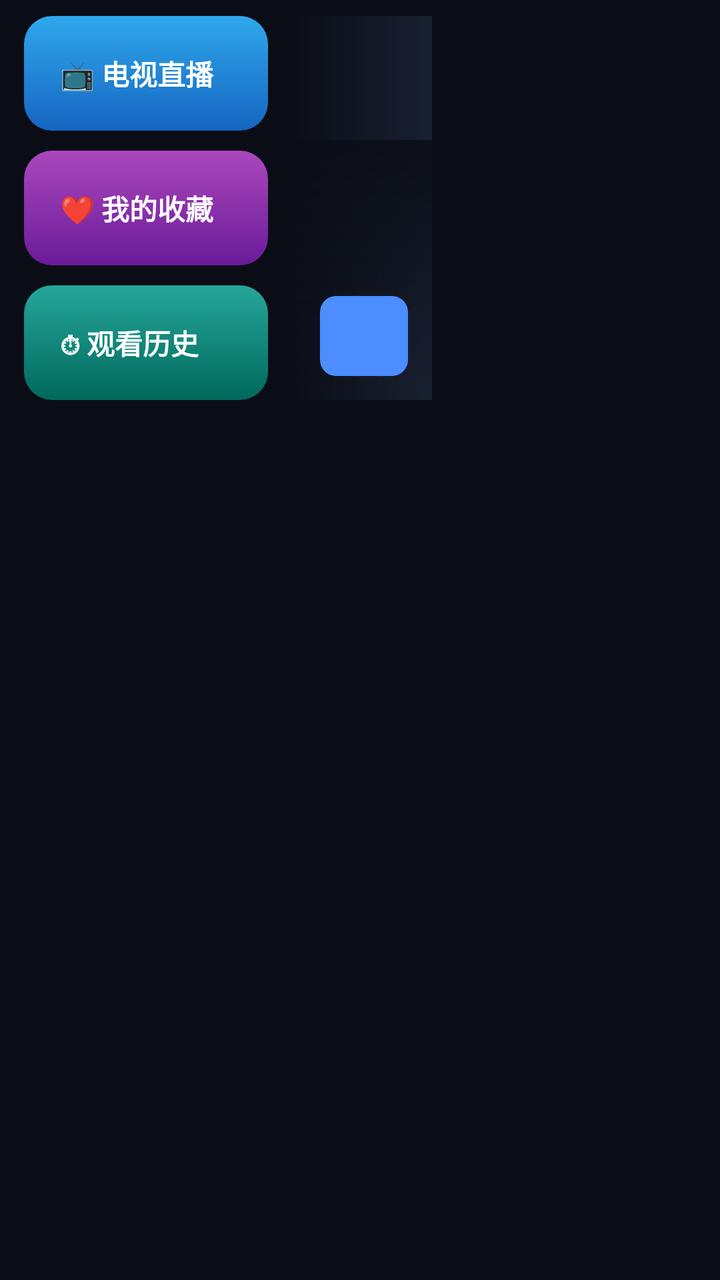
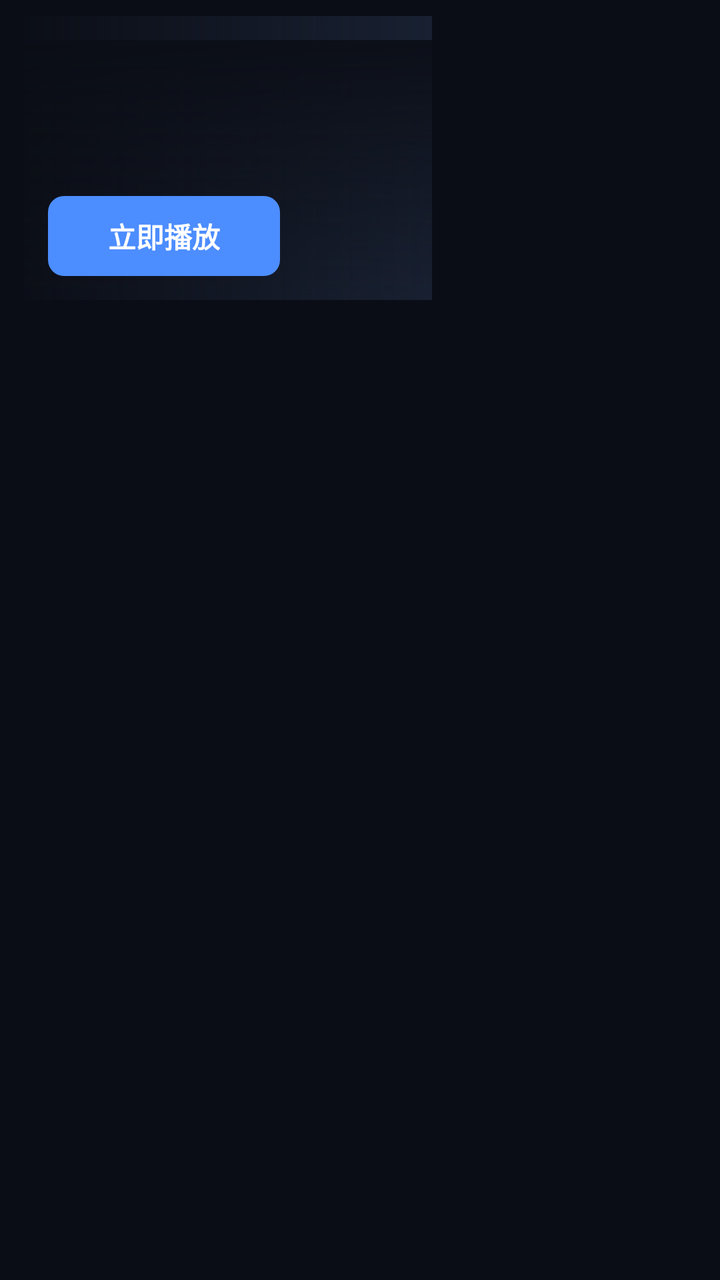

Screens rendered from an Android XML layout before and after an edit, with the pre-edit source and the edit as a unified diff.
<!-- AndroidManifest.xml: application theme Theme.AIStreamTV -->
<!-- res/layout/fragment_home.xml -->
<?xml version="1.0" encoding="utf-8"?>
<LinearLayout xmlns:android="http://schemas.android.com/apk/res/android"
    android:layout_width="match_parent"
    android:layout_height="match_parent"
    android:background="@color/bg"
    android:orientation="vertical">

    <LinearLayout
        android:layout_width="match_parent"
        android:layout_height="@dimen/hero_height"
        android:orientation="horizontal"
        android:paddingStart="@dimen/page_pad"
        android:paddingTop="@dimen/page_pad_top"
        android:paddingEnd="@dimen/page_pad">

        
        <LinearLayout
            android:layout_width="@dimen/side_col"
            android:layout_height="match_parent"
            android:orientation="vertical">

            <TextView
                android:id="@+id/cardLive"
                style="@style/AIStream.FocusItem"
                android:layout_width="match_parent"
                android:layout_height="0dp"
                android:layout_weight="1"
                android:layout_marginBottom="10dp"
                android:background="@drawable/bg_side_live"
                android:ellipsize="end"
                android:gravity="center_vertical"
                android:lineSpacingExtra="3dp"
                android:maxLines="2"
                android:paddingStart="18dp"
                android:paddingEnd="12dp"
                android:text="📺 电视直播"
                android:textColor="@android:color/white"
                android:textSize="@dimen/side_card_text"
                android:textStyle="bold" />

            <TextView
                android:id="@+id/cardFav"
                style="@style/AIStream.FocusItem"
                android:layout_width="match_parent"
                android:layout_height="0dp"
                android:layout_weight="1"
                android:layout_marginBottom="10dp"
                android:background="@drawable/bg_side_fav"
                android:ellipsize="end"
                android:gravity="center_vertical"
                android:lineSpacingExtra="3dp"
                android:maxLines="2"
                android:paddingStart="18dp"
                android:paddingEnd="12dp"
                android:text="❤ 我的收藏"
                android:textColor="@android:color/white"
                android:textSize="@dimen/side_card_text"
                android:textStyle="bold" />

            <TextView
                android:id="@+id/cardHis"
                style="@style/AIStream.FocusItem"
                android:layout_width="match_parent"
                android:layout_height="0dp"
                android:layout_weight="1"
                android:background="@drawable/bg_side_his"
                android:ellipsize="end"
                android:gravity="center_vertical"
                android:lineSpacingExtra="3dp"
                android:maxLines="2"
                android:paddingStart="18dp"
                android:paddingEnd="12dp"
                android:text="⏱ 观看历史"
                android:textColor="@android:color/white"
                android:textSize="@dimen/side_card_text"
                android:textStyle="bold" />

        </LinearLayout>

        
        <FrameLayout
            android:id="@+id/hero"
            android:layout_width="0dp"
            android:layout_height="match_parent"
            android:layout_marginStart="14dp"
            android:layout_weight="1"
            android:background="@color/bg_card">

            <ImageView
                android:id="@+id/heroBg"
                android:layout_width="match_parent"
                android:layout_height="match_parent"
                android:contentDescription="@string/app_name"
                android:scaleType="centerCrop" />

            <View
                android:layout_width="match_parent"
                android:layout_height="match_parent"
                android:background="@drawable/bg_scrim_left" />

            <View
                android:layout_width="match_parent"
                android:layout_height="130dp"
                android:layout_gravity="bottom"
                android:background="@drawable/bg_scrim_bottom" />

            
            <androidx.media3.ui.PlayerView
                android:id="@+id/heroPv"
                android:layout_width="match_parent"
                android:layout_height="match_parent"
                android:visibility="gone" />

            <LinearLayout
                android:id="@+id/liveInfo"
                android:layout_width="wrap_content"
                android:layout_height="wrap_content"
                android:layout_gravity="bottom|start"
                android:orientation="vertical"
                android:paddingStart="@dimen/page_pad"
                android:paddingBottom="20dp"
                android:visibility="gone">

                <TextView
                    android:id="@+id/tvLiveName"
                    android:layout_width="wrap_content"
                    android:layout_height="wrap_content"
                    android:shadowColor="#CC000000"
                    android:shadowRadius="6"
                    android:textColor="@android:color/white"
                    android:textSize="22sp"
                    android:textStyle="bold" />

                <TextView
                    android:id="@+id/tvLiveEpg"
                    android:layout_width="wrap_content"
                    android:layout_height="wrap_content"
                    android:layout_marginTop="4dp"
                    android:ellipsize="end"
                    android:maxLines="1"
                    android:textColor="#FFD5D9E4"
                    android:textSize="14sp" />

                <TextView
                    android:id="@+id/tvLiveHint"
                    android:layout_width="wrap_content"
                    android:layout_height="wrap_content"
                    android:layout_marginTop="8dp"
                    android:text="按确认键全屏观看 · 移开焦点关闭预览"
                    android:textColor="@color/fg_dim"
                    android:textSize="13sp" />

            </LinearLayout>

            <LinearLayout
                android:id="@+id/heroText"
                android:layout_width="wrap_content"
                android:layout_height="wrap_content"
                android:layout_gravity="bottom|start"
                android:orientation="vertical"
                android:paddingStart="@dimen/page_pad"
                android:paddingEnd="@dimen/page_pad"
                android:paddingBottom="@dimen/page_pad">

                <TextView
                    android:id="@+id/heroTitle"
                    android:layout_width="wrap_content"
                    android:layout_height="wrap_content"
                    android:ellipsize="end"
                    android:maxLines="1"
                    android:shadowColor="#CC000000"
                    android:shadowRadius="6"
                    android:textColor="@android:color/white"
                    android:textSize="@dimen/hero_title"
                    android:textStyle="bold" />

                <TextView
                    android:id="@+id/heroMeta"
                    android:layout_width="wrap_content"
                    android:layout_height="wrap_content"
                    android:layout_marginTop="6dp"
                    android:ellipsize="end"
                    android:maxLines="1"
                    android:textColor="@color/fg_dim"
                    android:textSize="@dimen/hero_meta" />

                <TextView
                    android:id="@+id/btnPlay"
                    style="@style/AIStream.FocusItem"
                    android:layout_width="wrap_content"
                    android:layout_height="@dimen/hero_btn_h"
                    android:layout_marginTop="16dp"
                    android:background="@drawable/bg_btn"
                    android:gravity="center"
                    android:paddingStart="30dp"
                    android:paddingEnd="30dp"
                    android:text="@string/play_now"
                    android:textColor="@android:color/white"
                    android:textSize="@dimen/hero_btn_text"
                    android:textStyle="bold" />

            </LinearLayout>

            <LinearLayout
                android:id="@+id/heroDots"
                android:layout_width="match_parent"
                android:layout_height="wrap_content"
                android:layout_gravity="bottom|end"
                android:layout_marginBottom="32dp"
                android:gravity="center_vertical|end"
                android:orientation="horizontal"
                android:paddingEnd="@dimen/page_pad" />

        </FrameLayout>

        
        <androidx.recyclerview.widget.RecyclerView
            android:id="@+id/rvSide"
            android:layout_width="@dimen/side_rv"
            android:layout_height="match_parent"
            android:layout_marginStart="14dp"
            android:clipToPadding="false"
            android:overScrollMode="never" />

    </LinearLayout>

    <androidx.recyclerview.widget.RecyclerView
        android:id="@+id/recycler"
        android:layout_width="match_parent"
        android:layout_height="0dp"
        android:layout_weight="1"
        android:clipToPadding="false"
        android:overScrollMode="never"
        android:paddingTop="10dp"
        android:paddingBottom="@dimen/page_pad" />

</LinearLayout>
<!-- resources referenced by this layout -->
<resources>
  <color name="bg">#FF0A0D15</color>
  <color name="bg_card">#FF182031</color>
  <color name="fg_dim">#FF94A1B8</color>
  <dimen name="hero_btn_h">40dp</dimen>
  <dimen name="hero_btn_text">14sp</dimen>
  <dimen name="hero_height">200dp</dimen>
  <dimen name="hero_meta">13sp</dimen>
  <dimen name="hero_title">22sp</dimen>
  <dimen name="page_pad">12dp</dimen>
  <dimen name="page_pad_top">8dp</dimen>
  <dimen name="side_card_text">14sp</dimen>
  <dimen name="side_col">122dp</dimen>
  <dimen name="side_rv">118dp</dimen>
  <!-- drawable bg_btn (drawable) -->
  <?xml version="1.0" encoding="utf-8"?>
  <shape xmlns:android="http://schemas.android.com/apk/res/android" android:shape="rectangle">
      <solid android:color="@color/accent" />
      <corners android:radius="8dp" />
  </shape>
  <!-- drawable bg_scrim_bottom (drawable) -->
  <?xml version="1.0" encoding="utf-8"?>
  <shape xmlns:android="http://schemas.android.com/apk/res/android" android:shape="rectangle">
      <gradient
          android:angle="270"
          android:endColor="#00000000"
          android:startColor="#E60A0D15" />
  </shape>
  <!-- drawable bg_scrim_left (drawable) -->
  <?xml version="1.0" encoding="utf-8"?>
  <shape xmlns:android="http://schemas.android.com/apk/res/android" android:shape="rectangle">
      <gradient
          android:angle="0"
          android:endColor="#00000000"
          android:startColor="#F20A0D15" />
  </shape>
  <!-- drawable bg_side_fav (drawable) -->
  <?xml version="1.0" encoding="utf-8"?>
  <shape xmlns:android="http://schemas.android.com/apk/res/android" android:shape="rectangle">
      <gradient android:angle="270" android:endColor="#FF6A1B9A" android:startColor="#FFAB47BC" />
      <corners android:radius="14dp" />
  </shape>
  <!-- drawable bg_side_his (drawable) -->
  <?xml version="1.0" encoding="utf-8"?>
  <shape xmlns:android="http://schemas.android.com/apk/res/android" android:shape="rectangle">
      <gradient android:angle="270" android:endColor="#FF00695C" android:startColor="#FF26A69A" />
      <corners android:radius="14dp" />
  </shape>
  <!-- drawable bg_side_live (drawable) -->
  <?xml version="1.0" encoding="utf-8"?>
  <shape xmlns:android="http://schemas.android.com/apk/res/android" android:shape="rectangle">
      <gradient android:angle="270" android:endColor="#FF1565C0" android:startColor="#FF2FA8ED" />
      <corners android:radius="14dp" />
  </shape>
  <string name="app_name">AIStream TV</string>
  <string name="play_now">立即播放</string>
  <style name="AIStream.FocusItem" parent="">
          <item name="android:focusable">true</item>
          <item name="android:focusableInTouchMode">true</item>
          <item name="android:clickable">true</item>
      </style>
  <style name="Theme.AIStreamTV" parent="Theme.AppCompat.NoActionBar">
          <item name="android:windowBackground">@color/bg</item>
          <item name="android:colorBackground">@color/bg</item>
          <item name="android:textColorPrimary">@color/fg</item>
          <item name="android:textColorSecondary">@color/fg_dim</item>
          <item name="android:windowNoTitle">true</item>
          <item name="colorAccent">@color/accent</item>
          <item name="android:colorControlActivated">@color/accent</item>
      </style>
  <color name="accent">#FF4C8DFF</color>
  <color name="fg">#FFEDF1F8</color>
</resources>

<!-- the commit's change to res/layout/fragment_home.xml (unified diff, before → after) -->
@@ -14,75 +14,10 @@
         android:paddingEnd="@dimen/page_pad">
 
         
-        <LinearLayout
-            android:layout_width="@dimen/side_col"
-            android:layout_height="match_parent"
-            android:orientation="vertical">
-
-            <TextView
-                android:id="@+id/cardLive"
-                style="@style/AIStream.FocusItem"
-                android:layout_width="match_parent"
-                android:layout_height="0dp"
-                android:layout_weight="1"
-                android:layout_marginBottom="10dp"
-                android:background="@drawable/bg_side_live"
-                android:ellipsize="end"
-                android:gravity="center_vertical"
-                android:lineSpacingExtra="3dp"
-                android:maxLines="2"
-                android:paddingStart="18dp"
-                android:paddingEnd="12dp"
-                android:text="📺 电视直播"
-                android:textColor="@android:color/white"
-                android:textSize="@dimen/side_card_text"
-                android:textStyle="bold" />
-
-            <TextView
-                android:id="@+id/cardFav"
-                style="@style/AIStream.FocusItem"
-                android:layout_width="match_parent"
-                android:layout_height="0dp"
-                android:layout_weight="1"
-                android:layout_marginBottom="10dp"
-                android:background="@drawable/bg_side_fav"
-                android:ellipsize="end"
-                android:gravity="center_vertical"
-                android:lineSpacingExtra="3dp"
-                android:maxLines="2"
-                android:paddingStart="18dp"
-                android:paddingEnd="12dp"
-                android:text="❤ 我的收藏"
-                android:textColor="@android:color/white"
-                android:textSize="@dimen/side_card_text"
-                android:textStyle="bold" />
-
-            <TextView
-                android:id="@+id/cardHis"
-                style="@style/AIStream.FocusItem"
-                android:layout_width="match_parent"
-                android:layout_height="0dp"
-                android:layout_weight="1"
-                android:background="@drawable/bg_side_his"
-                android:ellipsize="end"
-                android:gravity="center_vertical"
-                android:lineSpacingExtra="3dp"
-                android:maxLines="2"
-                android:paddingStart="18dp"
-                android:paddingEnd="12dp"
-                android:text="⏱ 观看历史"
-                android:textColor="@android:color/white"
-                android:textSize="@dimen/side_card_text"
-                android:textStyle="bold" />
-
-        </LinearLayout>
-
-        
         <FrameLayout
             android:id="@+id/hero"
             android:layout_width="0dp"
             android:layout_height="match_parent"
-            android:layout_marginStart="14dp"
             android:layout_weight="1"
             android:background="@color/bg_card">
 
<!-- resource entries referenced after the edit -->
@@ -5,13 +5,11 @@
   <color name="fg_dim">#FF94A1B8</color>
   <dimen name="hero_btn_h">40dp</dimen>
   <dimen name="hero_btn_text">14sp</dimen>
-  <dimen name="hero_height">200dp</dimen>
+  <dimen name="hero_height">150dp</dimen>
   <dimen name="hero_meta">13sp</dimen>
   <dimen name="hero_title">22sp</dimen>
   <dimen name="page_pad">12dp</dimen>
   <dimen name="page_pad_top">8dp</dimen>
-  <dimen name="side_card_text">14sp</dimen>
-  <dimen name="side_col">122dp</dimen>
   <dimen name="side_rv">118dp</dimen>
   <!-- drawable bg_btn (drawable) -->
   <?xml version="1.0" encoding="utf-8"?>
@@ -35,24 +33,6 @@
           android:endColor="#00000000"
           android:startColor="#F20A0D15" />
   </shape>
-  <!-- drawable bg_side_fav (drawable) -->
-  <?xml version="1.0" encoding="utf-8"?>
-  <shape xmlns:android="http://schemas.android.com/apk/res/android" android:shape="rectangle">
-      <gradient android:angle="270" android:endColor="#FF6A1B9A" android:startColor="#FFAB47BC" />
-      <corners android:radius="14dp" />
-  </shape>
-  <!-- drawable bg_side_his (drawable) -->
-  <?xml version="1.0" encoding="utf-8"?>
-  <shape xmlns:android="http://schemas.android.com/apk/res/android" android:shape="rectangle">
-      <gradient android:angle="270" android:endColor="#FF00695C" android:startColor="#FF26A69A" />
-      <corners android:radius="14dp" />
-  </shape>
-  <!-- drawable bg_side_live (drawable) -->
-  <?xml version="1.0" encoding="utf-8"?>
-  <shape xmlns:android="http://schemas.android.com/apk/res/android" android:shape="rectangle">
-      <gradient android:angle="270" android:endColor="#FF1565C0" android:startColor="#FF2FA8ED" />
-      <corners android:radius="14dp" />
-  </shape>
   <string name="app_name">AIStream TV</string>
   <string name="play_now">立即播放</string>
   <style name="AIStream.FocusItem" parent="">
